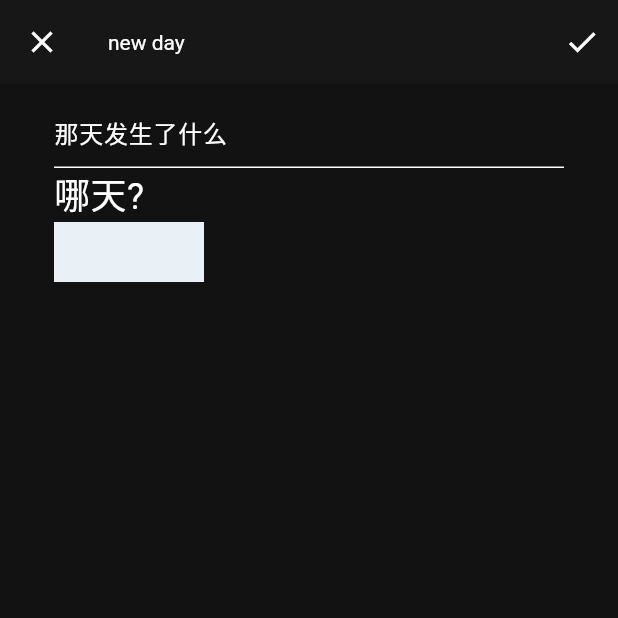
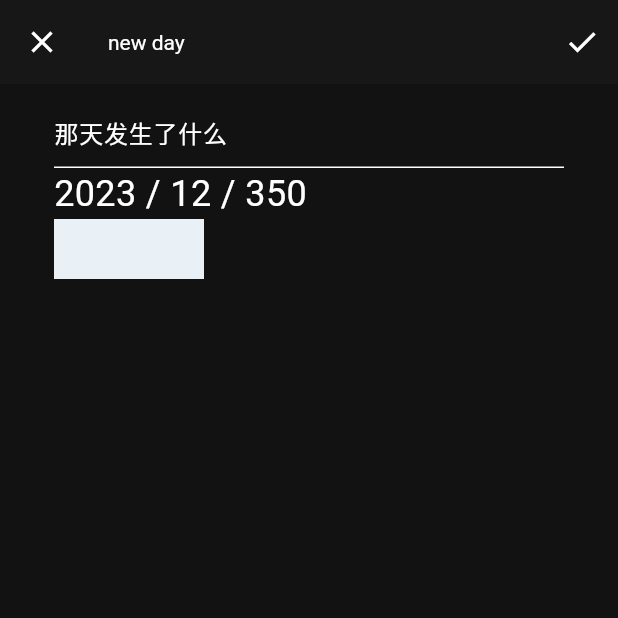
Before and after one commit to daixiongsheng/days, a Flutter app: the AddDay screen opened by its route, after a tap on the "check" icon, on a phone screen of 412 x 824 dp, the top half of it. Run offline on Flutter 3.47's test engine with Material 3 defaults, Android fonts, the phone set to English and light mode, and no system bars; our stand-ins replace flutter_colorpicker, flutter_easyrefresh, logger; missing offline and left inert: lunar; generated files the repository leaves out were written again.

Commit message:
feat: 单机版本

```diff
--- a/lib/add_day.dart
+++ b/lib/add_day.dart
@@ -71,11 +71,11 @@ class AddDayPageState extends State<AddDay> {
             icon: const Icon(Icons.check),
             onPressed: () {
               //
-              if (_date == null || _unameController.text.isEmpty) {
+              if (_unameController.text.isEmpty) {
                 logger.i("输入内容");
                 return;
               }
-              Day day = Day(_unameController.text, _color, _date!);
+              Day day = Day(_unameController.text, _color, _date);
               Navigator.pop(context, day);
             }),
       ],
@@ -84,7 +84,7 @@ class AddDayPageState extends State<AddDay> {
 
   final TextEditingController _unameController = TextEditingController();
 
-  DateTime? _date;
+  DateTime _date = DateTime.now();
   Color _color = ColorAsset.random();
 
   @override
@@ -134,11 +134,8 @@ class AddDayPageState extends State<AddDay> {
               child: Row(
                 children: [
                   Text(
-                    _date != null
-                        ? DateFormat(
-                                AppLocalizations.of(context)!.appTitleFormat)
-                            .format(_date!)
-                        : '哪天?',
+                    DateFormat(AppLocalizations.of(context)!.appTitleFormat)
+                        .format(_date),
                     style: const TextStyle(
                       fontSize: 24,
                     ),
```
